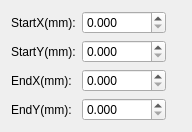
The window that ShrikeDxf/LineAttribute.ui (whisper512/ShrikeDxf-V0.1) describes before a commit, drawn with Qt 5.
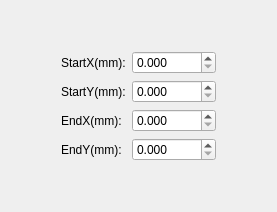
The same window after the commit.

```diff
--- a/ShrikeDxf/LineAttribute.ui
+++ b/ShrikeDxf/LineAttribute.ui
@@ -6,15 +6,34 @@
    <rect>
     <x>0</x>
     <y>0</y>
-    <width>192</width>
-    <height>120</height>
+    <width>277</width>
+    <height>212</height>
    </rect>
   </property>
+  <property name="sizePolicy">
+   <sizepolicy hsizetype="Expanding" vsizetype="Expanding">
+    <horstretch>0</horstretch>
+    <verstretch>0</verstretch>
+   </sizepolicy>
+  </property>
   <property name="windowTitle">
    <string>CLineAttribute</string>
   </property>
-  <layout class="QFormLayout" name="formLayout">
-   <item row="0" column="0">
+  <layout class="QGridLayout" name="gridLayout">
+   <item row="1" column="0">
+    <spacer name="horizontalSpacer_2">
+     <property name="orientation">
+      <enum>Qt::Orientation::Horizontal</enum>
+     </property>
+     <property name="sizeHint" stdset="0">
+      <size>
+       <width>40</width>
+       <height>20</height>
+      </size>
+     </property>
+    </spacer>
+   </item>
+   <item row="1" column="1">
     <layout class="QHBoxLayout" name="horizontalLayout">
      <item>
       <layout class="QVBoxLayout" name="verticalLayout_2">
@@ -130,6 +149,45 @@
      </item>
     </layout>
    </item>
+   <item row="1" column="2">
+    <spacer name="horizontalSpacer">
+     <property name="orientation">
+      <enum>Qt::Orientation::Horizontal</enum>
+     </property>
+     <property name="sizeHint" stdset="0">
+      <size>
+       <width>40</width>
+       <height>20</height>
+      </size>
+     </property>
+    </spacer>
+   </item>
+   <item row="2" column="1">
+    <spacer name="verticalSpacer">
+     <property name="orientation">
+      <enum>Qt::Orientation::Vertical</enum>
+     </property>
+     <property name="sizeHint" stdset="0">
+      <size>
+       <width>20</width>
+       <height>40</height>
+      </size>
+     </property>
+    </spacer>
+   </item>
+   <item row="0" column="1">
+    <spacer name="verticalSpacer_2">
+     <property name="orientation">
+      <enum>Qt::Orientation::Vertical</enum>
+     </property>
+     <property name="sizeHint" stdset="0">
+      <size>
+       <width>20</width>
+       <height>40</height>
+      </size>
+     </property>
+    </spacer>
+   </item>
   </layout>
  </widget>
  <layoutdefault spacing="6" margin="11"/>
```
